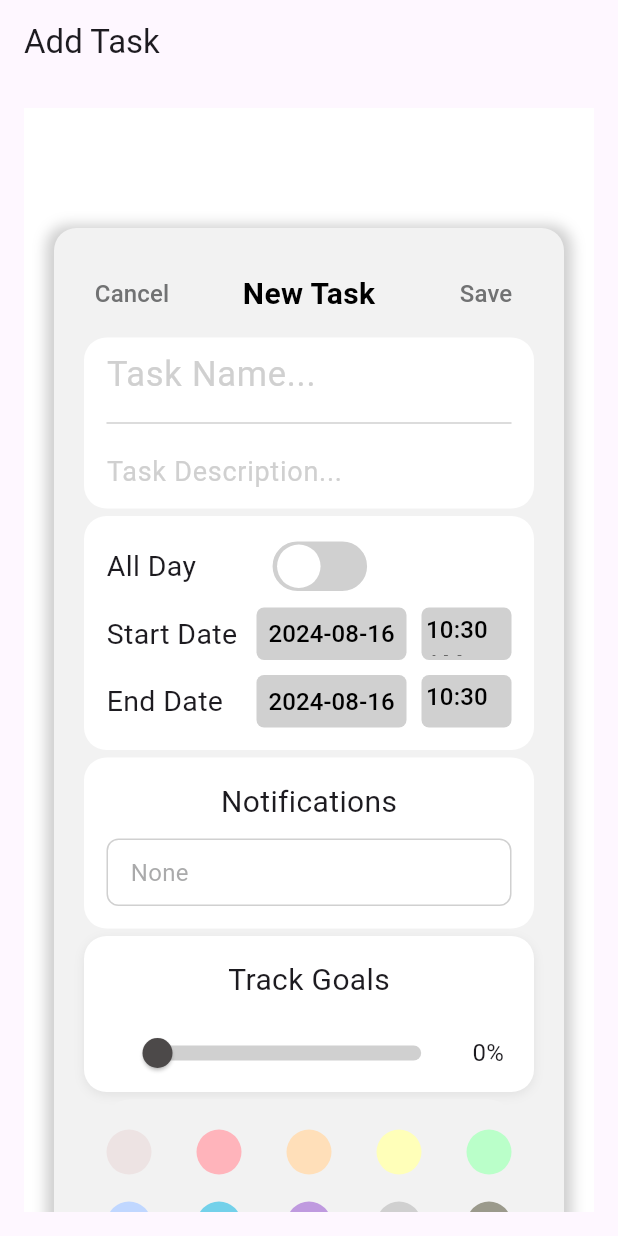
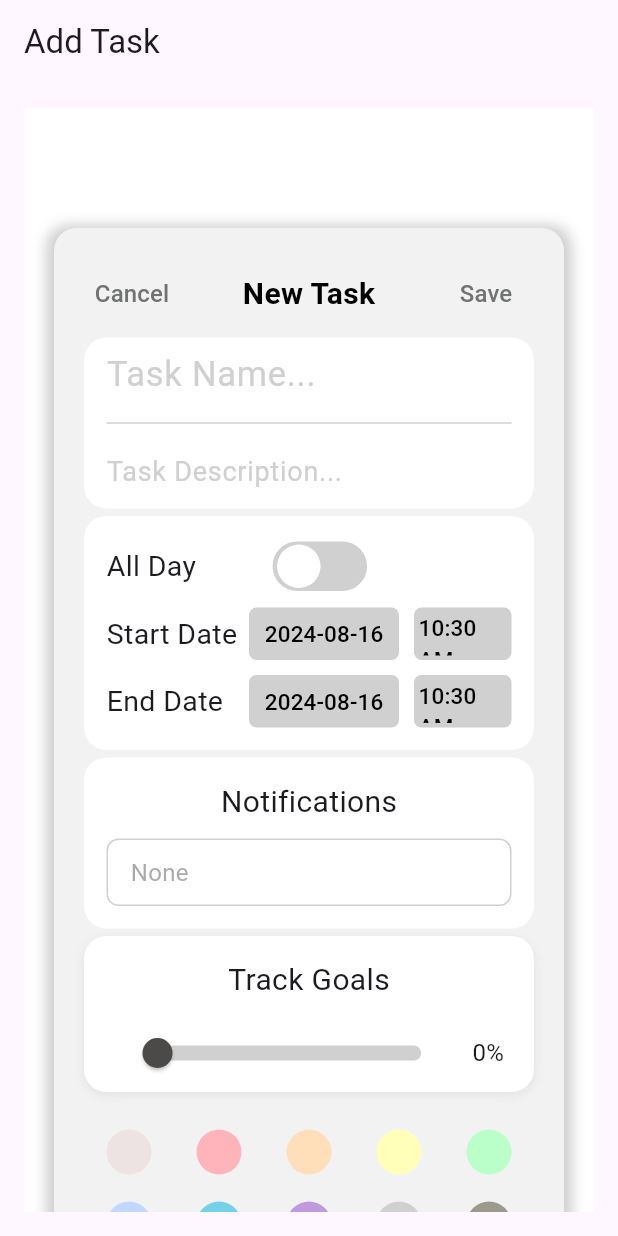
Before and after one commit to Fah4664/reminder-application, a Flutter app: the screen it shows after launch, item 2 of the bottom bar chosen, on a phone screen of 412 x 824 dp. Run offline on Flutter 3.47's test engine with Material 3 defaults, Android fonts, the phone set to English and light mode, and no system bars; our stand-ins replace flutter_local_notifications.

Commit message:
Update task_form.dart

```diff
--- a/lib/task_form.dart
+++ b/lib/task_form.dart
@@ -290,13 +290,13 @@ class TaskFormState extends State<TaskForm> {
                                           startDate == null
                                               ? DateFormat('yyyy-MM-dd').format(DateTime.now())
                                               : DateFormat('yyyy-MM-dd').format(startDate!),
-                                          style: const TextStyle(fontSize: 16, color: Color(0xFF000000)),
+                                          style: const TextStyle(fontSize: 15, color: Color(0xFF000000)),
                                         ),
                                       ),
                                     ),
                                     const SizedBox(width: 10),
                                     SizedBox(
-                                      width: 60,
+                                      width: 65,
                                       height: 35,
                                       child: TextButton(
                                         onPressed: () => selectTime(context, true, (timeOfDay) {
@@ -313,7 +313,7 @@ class TaskFormState extends State<TaskForm> {
                                         ),
                                         child: Text(
                                           startTime == null ? 'Time' : startTime!.format(context),
-                                          style: const TextStyle(fontSize: 16, color: Color(0xFF000000)),
+                                          style: const TextStyle(fontSize: 15, color: Color(0xFF000000)),
                                         ),
                                       ),
                                     ),
@@ -354,13 +354,13 @@ class TaskFormState extends State<TaskForm> {
                                           endDate == null
                                               ? DateFormat('yyyy-MM-dd').format(DateTime.now())
                                               : DateFormat('yyyy-MM-dd').format(endDate!),
-                                          style: const TextStyle(fontSize: 16, color: Color(0xFF000000)),
+                                          style: const TextStyle(fontSize: 15, color: Color(0xFF000000)),
                                         ),
                                       ),
                                     ),
                                     const SizedBox(width: 10),
                                     SizedBox(
-                                      width: 60,
+                                      width: 65,
                                       height: 35,
                                       child: TextButton(
                                         onPressed: () => selectTime(context, false, (timeOfDay) {
@@ -377,7 +377,7 @@ class TaskFormState extends State<TaskForm> {
                                         ),
                                         child: Text(
                                           endTime == null ? 'Time' : endTime!.format(context),
-                                          style: const TextStyle(fontSize: 16, color: Color(0xFF000000)),
+                                          style: const TextStyle(fontSize: 15, color: Color(0xFF000000)),
                                         ),
                                       ),
                                     ),
@@ -414,7 +414,7 @@ class TaskFormState extends State<TaskForm> {
                                     startDate == null
                                         ? DateFormat('yyyy-MM-dd').format(DateTime.now())
                                         : DateFormat('yyyy-MM-dd').format(startDate!),
-                                    style: const TextStyle(fontSize: 16, color: Color(0xFF000000)),
+                                    style: const TextStyle(fontSize: 15, color: Color(0xFF000000)),
                                   ),
                                 ),
                               ),
@@ -448,7 +448,7 @@ class TaskFormState extends State<TaskForm> {
                                     endDate == null
                                         ? DateFormat('yyyy-MM-dd').format(DateTime.now())
                                         : DateFormat('yyyy-MM-dd').format(endDate!),
-                                    style: const TextStyle(fontSize: 16, color: Color(0xFF000000)),
+                                    style: const TextStyle(fontSize: 15, color: Color(0xFF000000)),
                                   ),
                                 ),
                               ),
```
